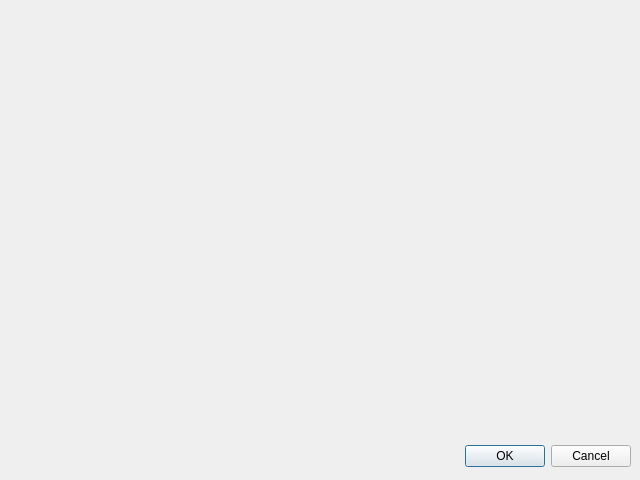
First picture: the form in YOUTUBE_Setup.ui, repository lisitsinyr/YOUTUBE_PY, before the edit.
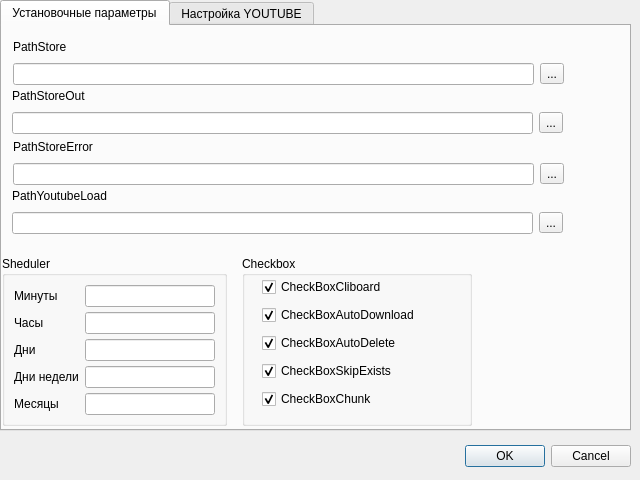
Second picture: the form after the edit.

```diff
--- a/YOUTUBE_Setup.ui
+++ b/YOUTUBE_Setup.ui
@@ -13,6 +13,12 @@
   <property name="windowTitle">
    <string>Dialog</string>
   </property>
+  <property name="sizeGripEnabled">
+   <bool>false</bool>
+  </property>
+  <property name="modal">
+   <bool>true</bool>
+  </property>
   <widget class="QDialogButtonBox" name="buttonBox">
    <property name="geometry">
     <rect>
@@ -29,6 +35,572 @@
     <set>QDialogButtonBox::Cancel|QDialogButtonBox::Ok</set>
    </property>
   </widget>
+  <widget class="QTabWidget" name="tabWidget">
+   <property name="geometry">
+    <rect>
+     <x>0</x>
+     <y>0</y>
+     <width>631</width>
+     <height>431</height>
+    </rect>
+   </property>
+   <property name="currentIndex">
+    <number>0</number>
+   </property>
+   <widget class="QWidget" name="tab_1">
+    <attribute name="title">
+     <string>Установочные параметры</string>
+    </attribute>
+    <widget class="QGroupBox" name="groupBox_Sheduler">
+     <property name="geometry">
+      <rect>
+       <x>0</x>
+       <y>230</y>
+       <width>225</width>
+       <height>170</height>
+      </rect>
+     </property>
+     <property name="title">
+      <string>Sheduler</string>
+     </property>
+     <layout class="QGridLayout" name="gridLayout_3">
+      <item row="0" column="0">
+       <layout class="QFormLayout" name="formLayout">
+        <item row="0" column="0">
+         <widget class="QLabel" name="label_4">
+          <property name="text">
+           <string>Минуты</string>
+          </property>
+         </widget>
+        </item>
+        <item row="0" column="1">
+         <widget class="QLineEdit" name="lineEdit_MIN">
+          <property name="sizePolicy">
+           <sizepolicy hsizetype="Preferred" vsizetype="Fixed">
+            <horstretch>0</horstretch>
+            <verstretch>0</verstretch>
+           </sizepolicy>
+          </property>
+          <property name="minimumSize">
+           <size>
+            <width>0</width>
+            <height>22</height>
+           </size>
+          </property>
+          <property name="maximumSize">
+           <size>
+            <width>16777215</width>
+            <height>22</height>
+           </size>
+          </property>
+         </widget>
+        </item>
+        <item row="1" column="0">
+         <widget class="QLabel" name="label_5">
+          <property name="text">
+           <string>Часы</string>
+          </property>
+         </widget>
+        </item>
+        <item row="1" column="1">
+         <widget class="QLineEdit" name="lineEdit_HH">
+          <property name="minimumSize">
+           <size>
+            <width>0</width>
+            <height>22</height>
+           </size>
+          </property>
+          <property name="maximumSize">
+           <size>
+            <width>16777215</width>
+            <height>22</height>
+           </size>
+          </property>
+         </widget>
+        </item>
+        <item row="2" column="0">
+         <widget class="QLabel" name="label_6">
+          <property name="text">
+           <string>Дни</string>
+          </property>
+         </widget>
+        </item>
+        <item row="2" column="1">
+         <widget class="QLineEdit" name="lineEdit_DD">
+          <property name="minimumSize">
+           <size>
+            <width>0</width>
+            <height>22</height>
+           </size>
+          </property>
+          <property name="maximumSize">
+           <size>
+            <width>16777215</width>
+            <height>22</height>
+           </size>
+          </property>
+         </widget>
+        </item>
+        <item row="3" column="0">
+         <widget class="QLabel" name="label_7">
+          <property name="text">
+           <string>Дни недели</string>
+          </property>
+         </widget>
+        </item>
+        <item row="3" column="1">
+         <widget class="QLineEdit" name="lineEdit_DN">
+          <property name="minimumSize">
+           <size>
+            <width>0</width>
+            <height>22</height>
+           </size>
+          </property>
+          <property name="maximumSize">
+           <size>
+            <width>16777215</width>
+            <height>22</height>
+           </size>
+          </property>
+         </widget>
+        </item>
+        <item row="4" column="0">
+         <widget class="QLabel" name="label_8">
+          <property name="text">
+           <string>Месяцы</string>
+          </property>
+         </widget>
+        </item>
+        <item row="4" column="1">
+         <widget class="QLineEdit" name="lineEdit_MM">
+          <property name="minimumSize">
+           <size>
+            <width>0</width>
+            <height>22</height>
+           </size>
+          </property>
+          <property name="maximumSize">
+           <size>
+            <width>16777215</width>
+            <height>22</height>
+           </size>
+          </property>
+         </widget>
+        </item>
+       </layout>
+      </item>
+     </layout>
+    </widget>
+    <widget class="QGroupBox" name="groupBox_Checkbox">
+     <property name="geometry">
+      <rect>
+       <x>240</x>
+       <y>230</y>
+       <width>230</width>
+       <height>170</height>
+      </rect>
+     </property>
+     <property name="title">
+      <string>Checkbox</string>
+     </property>
+     <widget class="QWidget" name="">
+      <property name="geometry">
+       <rect>
+        <x>20</x>
+        <y>20</y>
+        <width>202</width>
+        <height>136</height>
+       </rect>
+      </property>
+      <layout class="QVBoxLayout" name="verticalLayout">
+       <item>
+        <widget class="QCheckBox" name="checkBox_CheckBoxCliboard">
+         <property name="minimumSize">
+          <size>
+           <width>200</width>
+           <height>22</height>
+          </size>
+         </property>
+         <property name="maximumSize">
+          <size>
+           <width>200</width>
+           <height>22</height>
+          </size>
+         </property>
+         <property name="text">
+          <string>CheckBoxCliboard</string>
+         </property>
+         <property name="checked">
+          <bool>true</bool>
+         </property>
+        </widget>
+       </item>
+       <item>
+        <widget class="QCheckBox" name="checkBox_CheckBoxAutoDownload">
+         <property name="minimumSize">
+          <size>
+           <width>200</width>
+           <height>22</height>
+          </size>
+         </property>
+         <property name="maximumSize">
+          <size>
+           <width>200</width>
+           <height>22</height>
+          </size>
+         </property>
+         <property name="text">
+          <string>CheckBoxAutoDownload</string>
+         </property>
+         <property name="checked">
+          <bool>true</bool>
+         </property>
+        </widget>
+       </item>
+       <item>
+        <widget class="QCheckBox" name="checkBox_CheckBoxAutoDelete">
+         <property name="minimumSize">
+          <size>
+           <width>200</width>
+           <height>22</height>
+          </size>
+         </property>
+         <property name="maximumSize">
+          <size>
+           <width>200</width>
+           <height>22</height>
+          </size>
+         </property>
+         <property name="text">
+          <string>CheckBoxAutoDelete</string>
+         </property>
+         <property name="checked">
+          <bool>true</bool>
+         </property>
+        </widget>
+       </item>
+       <item>
+        <widget class="QCheckBox" name="checkBox_CheckBoxSkipExists">
+         <property name="minimumSize">
+          <size>
+           <width>200</width>
+           <height>22</height>
+          </size>
+         </property>
+         <property name="maximumSize">
+          <size>
+           <width>200</width>
+           <height>22</height>
+          </size>
+         </property>
+         <property name="text">
+          <string>CheckBoxSkipExists</string>
+         </property>
+         <property name="checked">
+          <bool>true</bool>
+         </property>
+        </widget>
+       </item>
+       <item>
+        <widget class="QCheckBox" name="checkBox_CheckBoxChunk">
+         <property name="minimumSize">
+          <size>
+           <width>200</width>
+           <height>22</height>
+          </size>
+         </property>
+         <property name="maximumSize">
+          <size>
+           <width>200</width>
+           <height>22</height>
+          </size>
+         </property>
+         <property name="text">
+          <string>CheckBoxChunk</string>
+         </property>
+         <property name="checked">
+          <bool>true</bool>
+         </property>
+        </widget>
+       </item>
+      </layout>
+     </widget>
+    </widget>
+    <widget class="QWidget" name="layoutWidget">
+     <property name="geometry">
+      <rect>
+       <x>10</x>
+       <y>160</y>
+       <width>551</width>
+       <height>48</height>
+      </rect>
+     </property>
+     <layout class="QVBoxLayout" name="verticalLayout_4">
+      <item>
+       <widget class="QLabel" name="label_PathYoutubeLoad">
+        <property name="text">
+         <string>PathYoutubeLoad</string>
+        </property>
+       </widget>
+      </item>
+      <item>
+       <layout class="QGridLayout" name="gridLayout_4">
+        <item row="0" column="1">
+         <widget class="QToolButton" name="toolButton_PathYoutubeLoad">
+          <property name="text">
+           <string>...</string>
+          </property>
+         </widget>
+        </item>
+        <item row="0" column="0">
+         <widget class="QLineEdit" name="lineEdit_PathYoutubeLoad"/>
+        </item>
+       </layout>
+      </item>
+     </layout>
+    </widget>
+    <widget class="QWidget" name="">
+     <property name="geometry">
+      <rect>
+       <x>11</x>
+       <y>111</y>
+       <width>551</width>
+       <height>48</height>
+      </rect>
+     </property>
+     <layout class="QVBoxLayout" name="verticalLayout_3">
+      <item>
+       <widget class="QLabel" name="label_PathStoreError">
+        <property name="text">
+         <string>PathStoreError</string>
+        </property>
+       </widget>
+      </item>
+      <item>
+       <layout class="QGridLayout" name="gridLayout_03">
+        <item row="0" column="1">
+         <widget class="QToolButton" name="toolButton_PathStoreError">
+          <property name="text">
+           <string>...</string>
+          </property>
+         </widget>
+        </item>
+        <item row="0" column="0">
+         <widget class="QLineEdit" name="lineEdit_PathStoreError"/>
+        </item>
+       </layout>
+      </item>
+     </layout>
+    </widget>
+    <widget class="QWidget" name="">
+     <property name="geometry">
+      <rect>
+       <x>10</x>
+       <y>60</y>
+       <width>551</width>
+       <height>48</height>
+      </rect>
+     </property>
+     <layout class="QVBoxLayout" name="verticalLayout_2">
+      <item>
+       <widget class="QLabel" name="label_PathStoreOut">
+        <property name="text">
+         <string>PathStoreOut</string>
+        </property>
+       </widget>
+      </item>
+      <item>
+       <layout class="QGridLayout" name="gridLayout_02">
+        <item row="0" column="1">
+         <widget class="QToolButton" name="toolButton_PathStoreOut">
+          <property name="text">
+           <string>...</string>
+          </property>
+         </widget>
+        </item>
+        <item row="0" column="0">
+         <widget class="QLineEdit" name="lineEdit_PathStoreOut"/>
+        </item>
+       </layout>
+      </item>
+     </layout>
+    </widget>
+    <widget class="QWidget" name="">
+     <property name="geometry">
+      <rect>
+       <x>11</x>
+       <y>11</y>
+       <width>551</width>
+       <height>48</height>
+      </rect>
+     </property>
+     <layout class="QVBoxLayout" name="verticalLayout_1">
+      <item>
+       <widget class="QLabel" name="label_PathStore">
+        <property name="text">
+         <string>PathStore</string>
+        </property>
+       </widget>
+      </item>
+      <item>
+       <layout class="QGridLayout" name="gridLayout_01">
+        <property name="sizeConstraint">
+         <enum>QLayout::SetMinAndMaxSize</enum>
+        </property>
+        <item row="0" column="0">
+         <widget class="QLineEdit" name="lineEdit_PathStore">
+          <property name="sizePolicy">
+           <sizepolicy hsizetype="Preferred" vsizetype="Fixed">
+            <horstretch>0</horstretch>
+            <verstretch>0</verstretch>
+           </sizepolicy>
+          </property>
+          <property name="minimumSize">
+           <size>
+            <width>300</width>
+            <height>0</height>
+           </size>
+          </property>
+         </widget>
+        </item>
+        <item row="0" column="1">
+         <widget class="QToolButton" name="toolButton_PathStore">
+          <property name="text">
+           <string>...</string>
+          </property>
+         </widget>
+        </item>
+       </layout>
+      </item>
+     </layout>
+    </widget>
+   </widget>
+   <widget class="QWidget" name="tab_2">
+    <attribute name="title">
+     <string>Настройка YOUTUBE</string>
+    </attribute>
+    <widget class="QGroupBox" name="groupBox_3">
+     <property name="geometry">
+      <rect>
+       <x>20</x>
+       <y>20</y>
+       <width>341</width>
+       <height>321</height>
+      </rect>
+     </property>
+     <property name="title">
+      <string>GroupBox</string>
+     </property>
+     <widget class="QWidget" name="">
+      <property name="geometry">
+       <rect>
+        <x>51</x>
+        <y>71</y>
+        <width>202</width>
+        <height>126</height>
+       </rect>
+      </property>
+      <layout class="QGridLayout" name="gridLayout">
+       <item row="0" column="0">
+        <widget class="QCheckBox" name="checkBox_CheckBoxCliboard_2">
+         <property name="minimumSize">
+          <size>
+           <width>200</width>
+           <height>0</height>
+          </size>
+         </property>
+         <property name="maximumSize">
+          <size>
+           <width>200</width>
+           <height>16777215</height>
+          </size>
+         </property>
+         <property name="text">
+          <string>CheckBoxCliboard</string>
+         </property>
+        </widget>
+       </item>
+       <item row="1" column="0">
+        <widget class="QCheckBox" name="checkBox_CheckBoxAutoDownload_2">
+         <property name="minimumSize">
+          <size>
+           <width>200</width>
+           <height>0</height>
+          </size>
+         </property>
+         <property name="maximumSize">
+          <size>
+           <width>200</width>
+           <height>16777215</height>
+          </size>
+         </property>
+         <property name="text">
+          <string>CheckBoxAutoDownload</string>
+         </property>
+        </widget>
+       </item>
+       <item row="2" column="0">
+        <widget class="QCheckBox" name="checkBox_CheckBoxAutoDelete_2">
+         <property name="minimumSize">
+          <size>
+           <width>200</width>
+           <height>0</height>
+          </size>
+         </property>
+         <property name="maximumSize">
+          <size>
+           <width>200</width>
+           <height>16777215</height>
+          </size>
+         </property>
+         <property name="text">
+          <string>CheckBoxAutoDelete</string>
+         </property>
+        </widget>
+       </item>
+       <item row="3" column="0">
+        <widget class="QCheckBox" name="checkBox_CheckBoxSkipExists_2">
+         <property name="minimumSize">
+          <size>
+           <width>200</width>
+           <height>0</height>
+          </size>
+         </property>
+         <property name="maximumSize">
+          <size>
+           <width>200</width>
+           <height>16777215</height>
+          </size>
+         </property>
+         <property name="text">
+          <string>CheckBoxSkipExists</string>
+         </property>
+        </widget>
+       </item>
+       <item row="4" column="0">
+        <widget class="QCheckBox" name="checkBox_CheckBoxChunk_2">
+         <property name="minimumSize">
+          <size>
+           <width>200</width>
+           <height>0</height>
+          </size>
+         </property>
+         <property name="maximumSize">
+          <size>
+           <width>200</width>
+           <height>16777215</height>
+          </size>
+         </property>
+         <property name="text">
+          <string>CheckBoxChunk</string>
+         </property>
+        </widget>
+       </item>
+      </layout>
+     </widget>
+    </widget>
+   </widget>
+  </widget>
  </widget>
  <resources/>
  <connections>
```
